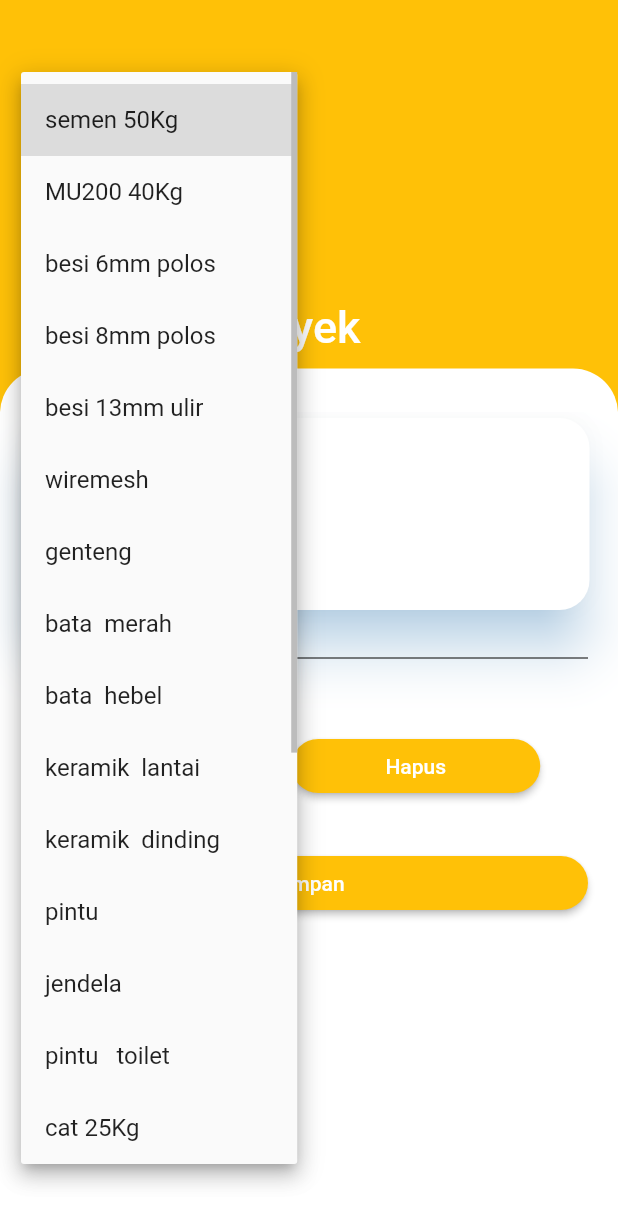
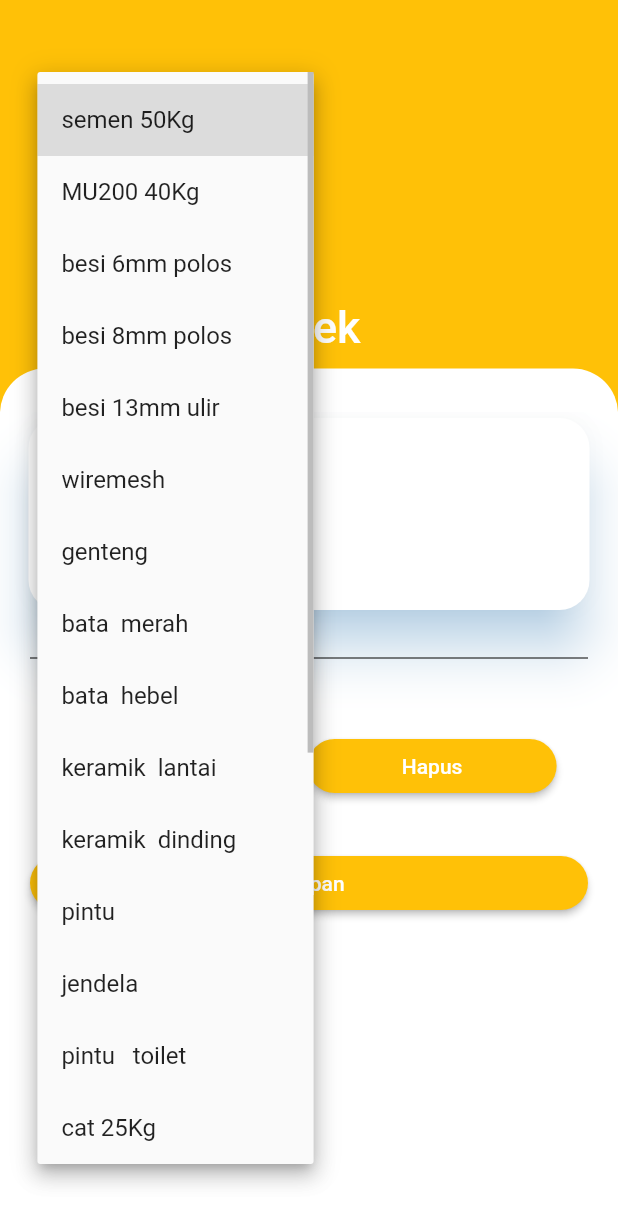
Before and after one commit to qisashasanudin/bangunin_id, a Flutter app: the NewProjectMaterials screen opened directly with empty values, after a tap on "Tambah material", on a phone screen of 412 x 824 dp. Shown: the top 1224 px of the screen. Run offline on Flutter 3.47's test engine with Material 2 defaults, Android fonts, the phone set to English and light mode, and no system bars; our stand-ins replace cloud_firestore, firebase_auth, firebase_core, firebase_storage, flutter_spinkit, fluttertoast and 5 more; missing offline and left inert: dart:ffi; accounts and stored records are empty; network calls fail.

Commit message:
minor sourcecode optimizations

```diff
--- a/lib/screens/mainmenu/home/projects/new_project/new_project_materials.dart
+++ b/lib/screens/mainmenu/home/projects/new_project/new_project_materials.dart
@@ -3,7 +3,7 @@ import 'package:bangunin_id/models/project_details_model.dart';
 import 'package:bangunin_id/services/auth.dart';
 import 'package:bangunin_id/services/database.dart';
 import 'package:bangunin_id/shared/UI_components/custom_button.dart';
-import 'package:bangunin_id/shared/UI_components/dynamic_multi_form.dart';
+import 'package:bangunin_id/shared/UI_components/dynamic_list.dart';
 import 'package:bangunin_id/shared/UI_components/popup_dialog.dart';
 import 'package:bangunin_id/shared/UI_components/project_details_card.dart';
 import 'package:bangunin_id/shared/page_templates/sliver_page.dart';
@@ -48,7 +48,7 @@ class _NewProjectMaterialsState extends State<NewProjectMaterials> {
                 //TODO: Materials checklist
                 Padding(
                   padding: EdgeInsets.symmetric(vertical: 10, horizontal: 20),
-                  child: DynamicMultiForm(
+                  child: DynamicList(
                     returnValue: getMaterialListData,
                   ),
                 ),
--- /dev/null
+++ b/lib/shared/UI_components/dynamic_list.dart
@@ -0,0 +1,121 @@
+import 'package:bangunin_id/models/material_model.dart';
+import 'package:bangunin_id/shared/UI_components/custom_button.dart';
+import 'package:bangunin_id/shared/UI_components/project_material_form.dart';
+import 'package:flutter/material.dart';
+
+class DynamicList extends StatefulWidget {
+  final Function(List<MaterialModel> newModelValue) returnValue;
+
+  DynamicList({Key key, this.returnValue}) : super(key: key);
+
+  @override
+  _DynamicListState createState() => _DynamicListState();
+}
+
+class _DynamicListState extends State<DynamicList> {
+  List<MaterialModel> unselectedObjects = List.from(materials);
+  List<MaterialModel> selectedObjects = [];
+  List<ProjectMaterialForm> generatedList = [];
+
+  //========================= main function =========================
+  @override
+  Widget build(BuildContext context) {
+    return Column(
+      children: [
+        _list(),
+        Row(
+          mainAxisAlignment: MainAxisAlignment.center,
+          crossAxisAlignment: CrossAxisAlignment.center,
+          children: <Widget>[
+            _addObjectButton(),
+            _deleteObjectButton(),
+          ],
+        ),
+      ],
+    );
+  }
+  //========================= main function =========================
+
+  ListView _list() {
+    return ListView.builder(
+      padding: EdgeInsets.zero,
+      physics: NeverScrollableScrollPhysics(),
+      shrinkWrap: true,
+      addAutomaticKeepAlives: true,
+      itemCount: generatedList.length,
+      itemBuilder: (_, index) => Padding(
+        padding: const EdgeInsets.only(bottom: 10),
+        child: generatedList[index],
+      ),
+    );
+  }
+
+  Flexible _addObjectButton() {
+    return Flexible(
+      child: Padding(
+        padding: const EdgeInsets.all(10.0),
+        child: new DropdownButton(
+          hint: Text('Tambah material'),
+          items: [
+            for (var object in unselectedObjects)
+              new DropdownMenuItem(
+                value: object,
+                child: Text(
+                    '${object.name ?? ''} ${object.size ?? ''} ${object.type ?? ''}'),
+              )
+          ],
+          onChanged: (value) {
+            _addObject(value);
+          },
+        ),
+      ),
+    );
+  }
+
+  void _addObject(object) {
+    if (unselectedObjects.isEmpty) {
+      return;
+    }
+    setState(() {
+      selectedObjects.add(object);
+      unselectedObjects.removeWhere((element) => element == object);
+      generatedList.add(ProjectMaterialForm(
+        children: object,
+        returnValue: _getNewObject,
+      ));
+    });
+  }
+
+  Flexible _deleteObjectButton() {
+    return Flexible(
+      child: Padding(
+        padding: const EdgeInsets.all(10.0),
+        child: CustomButton(
+          prompt: 'Hapus',
+          onPressed: _deleteObject,
+        ),
+      ),
+    );
+  }
+
+  void _deleteObject() {
+    if (selectedObjects.isEmpty) {
+      return;
+    }
+    setState(() {
+      unselectedObjects.add(selectedObjects.last);
+      selectedObjects.removeLast();
+      generatedList.removeLast();
+    });
+  }
+
+  _getNewObject(MaterialModel newObject) {
+    setState(() {
+      selectedObjects[selectedObjects.indexWhere((oldObject) =>
+          oldObject.name == newObject.name &&
+          oldObject.type == newObject.type &&
+          oldObject.size == newObject.size)] = newObject;
+    });
+    widget.returnValue(selectedObjects);
+  }
+}
--- a/lib/shared/UI_components/dynamic_multi_form.dart
+++ /dev/null
@@ -1,119 +0,0 @@
-import 'package:bangunin_id/models/material_model.dart';
-import 'package:bangunin_id/shared/UI_components/custom_button.dart';
-import 'package:bangunin_id/shared/UI_components/project_material_form.dart';
-import 'package:flutter/material.dart';
-
-class DynamicMultiForm extends StatefulWidget {
-  final Function(List<MaterialModel> newModelValue) returnValue;
-
-  DynamicMultiForm({Key key, this.returnValue}) : super(key: key);
-
-  @override
-  _DynamicMultiFormState createState() => _DynamicMultiFormState();
-}
-
-class _DynamicMultiFormState extends State<DynamicMultiForm> {
-  List<MaterialModel> unselectedMaterialsList = List.from(materials);
-  List<MaterialModel> selectedMaterialsList = [];
-  List<ProjectMaterialForm> materialsForm = [];
-
-  //========================= main function =========================
-  @override
-  Widget build(BuildContext context) {
-    return Column(
-      children: [
-        _projectMaterialList(),
-        Row(
-          children: <Widget>[
-            _addButton(),
-            _deleteButton(),
-          ],
-        ),
-      ],
-    );
-  }
-  //========================= main function =========================
-
-  ListView _projectMaterialList() {
-    return ListView.builder(
-      padding: EdgeInsets.zero,
-      physics: NeverScrollableScrollPhysics(),
-      shrinkWrap: true,
-      addAutomaticKeepAlives: true,
-      itemCount: materialsForm.length,
-      itemBuilder: (_, index) => Padding(
-        padding: const EdgeInsets.only(bottom: 10),
-        child: materialsForm[index],
-      ),
-    );
-  }
-
-  Flexible _addButton() {
-    return Flexible(
-      child: Padding(
-        padding: const EdgeInsets.all(10.0),
-        child: new DropdownButton(
-          hint: Text('Tambah material'),
-          items: [
-            for (var materialType in unselectedMaterialsList)
-              new DropdownMenuItem(
-                value: materialType,
-                child: Text(
-                    '${materialType.name ?? ''} ${materialType.size ?? ''} ${materialType.type ?? ''}'),
-              )
-          ],
-          onChanged: (value) {
-            _addNewMaterial(value);
-          },
-        ),
-      ),
-    );
-  }
-
-  void _addNewMaterial(materialType) {
-    if (unselectedMaterialsList.isEmpty) {
-      return;
-    }
-    setState(() {
-      selectedMaterialsList.add(materialType);
-      unselectedMaterialsList.removeWhere((element) => element == materialType);
-      materialsForm.add(ProjectMaterialForm(
-        returnValue: _getNewMaterialData,
-        modelValue: materialType,
-      ));
-    });
-  }
-
-  Flexible _deleteButton() {
-    return Flexible(
-      child: Padding(
-        padding: const EdgeInsets.all(10.0),
-        child: CustomButton(
-          prompt: 'Hapus',
-          onPressed: _deleteMaterial,
-        ),
-      ),
-    );
-  }
-
-  void _deleteMaterial() {
-    if (selectedMaterialsList.isEmpty) {
-      return;
-    }
-    setState(() {
-      unselectedMaterialsList.add(selectedMaterialsList.last);
-      selectedMaterialsList.removeLast();
-      materialsForm.removeLast();
-    });
-  }
-
-  _getNewMaterialData(MaterialModel newMaterialModel) {
-    setState(() {
-      selectedMaterialsList[selectedMaterialsList.indexWhere((element) =>
-          element.name == newMaterialModel.name &&
-          element.type == newMaterialModel.type &&
-          element.size == newMaterialModel.size)] = newMaterialModel;
-    });
-    widget.returnValue(selectedMaterialsList);
-  }
-}
```
Also changed, not shown: lib/shared/UI_components/project_material_form.dart (+7 -7 lines).
